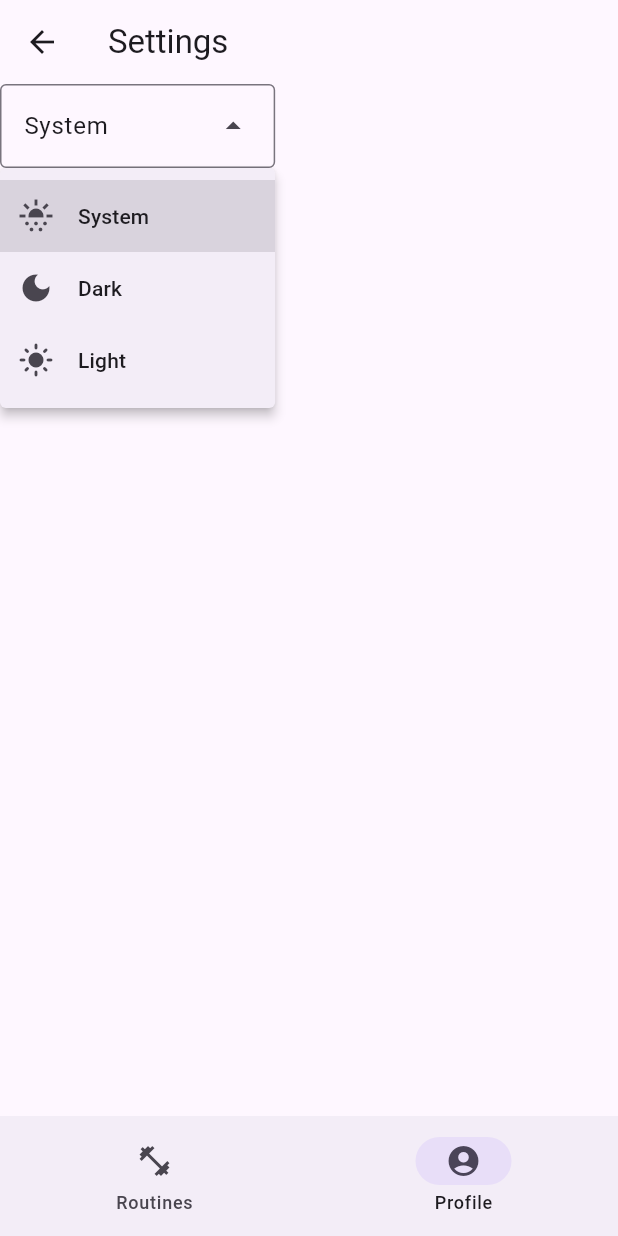
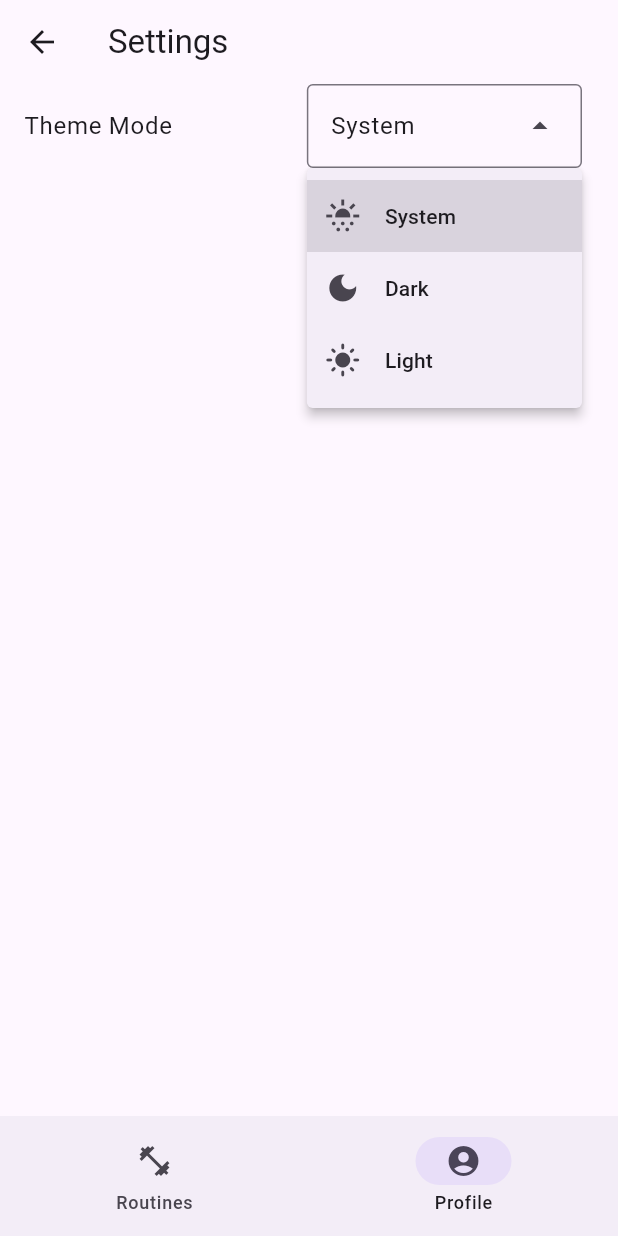
Before and after one commit to adamdorogi/leeft-app, a Flutter app: the SettingsScreen screen opened by its route, after a tap on "System", on a phone screen of 412 x 824 dp. Run offline on Flutter 3.47's test engine with Material 3 defaults, Android fonts, the phone set to English and light mode, and no system bars; our stand-ins replace freezed_annotation, go_router, isar, shared_preferences, video_player; accounts and stored records are empty; statements that could not run were skipped.

Commit message:
Improve theme mode in settings

```diff
--- a/lib/l10n/app_en.arb
+++ b/lib/l10n/app_en.arb
@@ -35,5 +35,6 @@
   "system": "System",
   "light": "Light",
   "dark": "Dark",
-  "edit": "Edit"
+  "edit": "Edit",
+  "themeMode": "Theme Mode"
 }
--- a/lib/l10n/app_localizations.dart
+++ b/lib/l10n/app_localizations.dart
@@ -231,6 +231,12 @@ abstract class AppLocalizations {
   /// In en, this message translates to:
   /// **'Edit'**
   String get edit;
+
+  /// No description provided for @themeMode.
+  ///
+  /// In en, this message translates to:
+  /// **'Theme Mode'**
+  String get themeMode;
 }
 
 class _AppLocalizationsDelegate
--- a/lib/l10n/app_localizations_en.dart
+++ b/lib/l10n/app_localizations_en.dart
@@ -119,4 +119,7 @@ class AppLocalizationsEn extends AppLocalizations {
 
   @override
   String get edit => 'Edit';
+
+  @override
+  String get themeMode => 'Theme Mode';
 }
--- a/lib/ui/settings/settings_screen.dart
+++ b/lib/ui/settings/settings_screen.dart
@@ -14,18 +14,18 @@ class SettingsScreen extends StatelessWidget {
   @override
   Widget build(BuildContext context) {
     return Scaffold(
-      body: ListenableBuilder(
-        listenable: Listenable.merge([
-          _viewModel.load,
-          _viewModel.setThemeMode,
-        ]),
-        builder: (_, _) => CustomScrollView(
+      body: CustomScrollView(
         slivers: [
           SliverAppBar(
             title: Text(AppLocalizations.of(context).settings),
           ),
-            SliverToBoxAdapter(
-              child: DropdownMenu(
+          SliverList.list(
+            children: [
+              ListTile(
+                title: Text(AppLocalizations.of(context).themeMode),
+                trailing: ListenableBuilder(
+                  listenable: _viewModel.load,
+                  builder: (context, _) => DropdownMenu(
                     onSelected: _viewModel.setThemeMode.run,
                     initialSelection: _viewModel.themeMode,
                     dropdownMenuEntries: [
@@ -47,8 +47,10 @@ class SettingsScreen extends StatelessWidget {
                     ],
                   ),
                 ),
+              ),
             ],
           ),
+        ],
       ),
     );
   }
```
Lines whose indentation alone changed are shown as unchanged.
